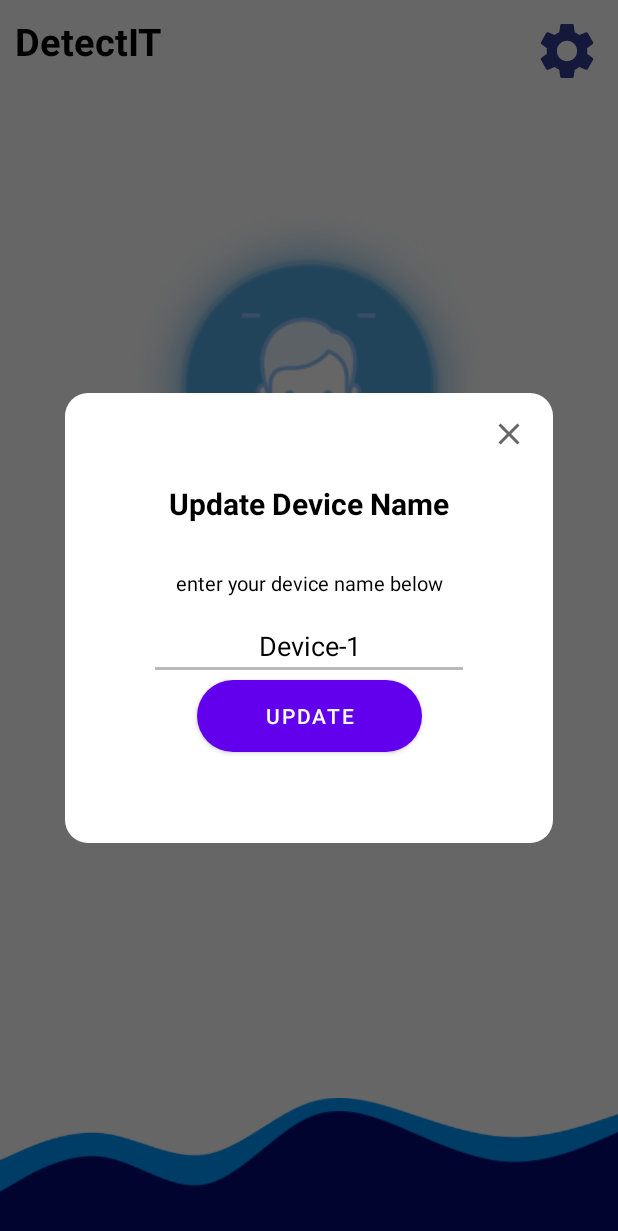
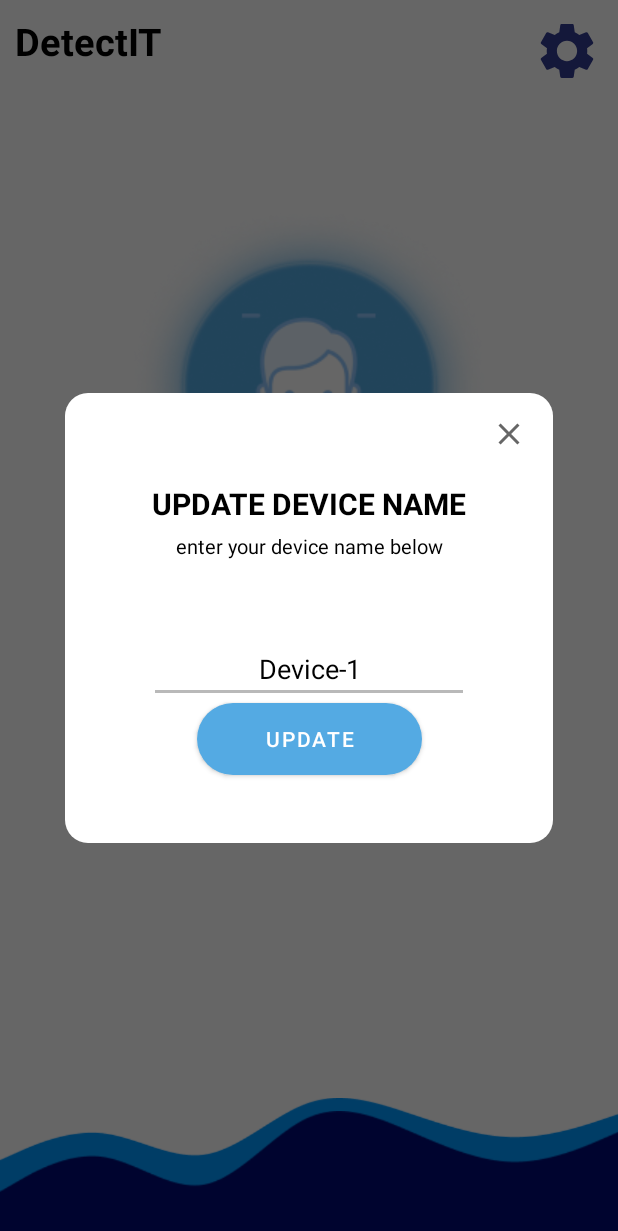
Before and after one commit to naufaltaufik04/Detection-App, an Android app: the MainActivity screen opened directly, with no data from a screen before it, after a tap on an icon or button, on a phone screen of 412 x 824 dp. Shown: the top 1231 px of the screen. Run offline under Robolectric (Android 15) with nearby library versions, the phone set to English and light mode, and no system bars; libraries missing offline, so code that uses them is left out: org.pytorch; 1 statement that could not run was skipped.

Commit message:
fix layout + colour

```diff
--- a/app/src/main/java/com/example/detectionapp/AbstractCamera.java
+++ b/app/src/main/java/com/example/detectionapp/AbstractCamera.java
@@ -77,6 +77,7 @@ public abstract class AbstractCamera<R> extends BaseModule {
                 finish();
             } else {
                 setupCameraX();
+                stopDetection();    // Inisiasi fungsi untuk pemberhentian pendeteksian
             }
         }
     }
--- a/app/src/main/res/layout/activity_updatedevice.xml
+++ b/app/src/main/res/layout/activity_updatedevice.xml
@@ -40,7 +40,7 @@
                     android:layout_width="wrap_content"
                     android:layout_height="wrap_content"
                     android:layout_gravity="center_horizontal"
-                    android:layout_marginTop="30dp"
+                    android:layout_marginTop="5dp"
                     android:text="@string/update_device_description"
                     android:textColor="@color/black"
                     android:textSize="13dp"
@@ -53,7 +53,7 @@
                     android:layout_width="wrap_content"
                     android:layout_height="wrap_content"
                     android:layout_gravity="center_horizontal"
-                    android:layout_marginTop="10dp"
+                    android:layout_marginTop="50dp"
                     android:backgroundTint="#B9B9B9"
                     android:ems="10"
                     android:gravity="center"
--- a/app/src/main/res/values/strings.xml
+++ b/app/src/main/res/values/strings.xml
@@ -2,7 +2,7 @@
     <string name="app_name">Face Mask Detection</string>
 
     <!--DEVICE-->
-    <string name="update_device_title">Update Device Name</string>
+    <string name="update_device_title">UPDATE DEVICE NAME</string>
     <string name="update_device_description">enter your device name below</string>
     <string name="update_device_name">Device-1</string>
 
--- a/app/src/main/res/values/themes.xml
+++ b/app/src/main/res/values/themes.xml
@@ -2,7 +2,7 @@
     <!-- Base application theme. -->
     <style name="Theme.DetectionApp" parent="Theme.MaterialComponents.DayNight.NoActionBar">
         <!-- Primary brand color. -->
-        <item name="colorPrimary">@color/purple_500</item>
+        <item name="colorPrimary">@color/blue</item>
         <item name="colorPrimaryVariant">@color/purple_700</item>
         <item name="colorOnPrimary">@color/white</item>
         <!-- Secondary brand color. -->
```
